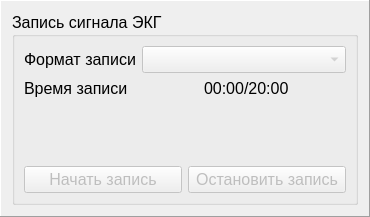
Qt form resources/frm_online_control_recording.ui (mcsltd/mcs-inRat-monitor) before a commit.
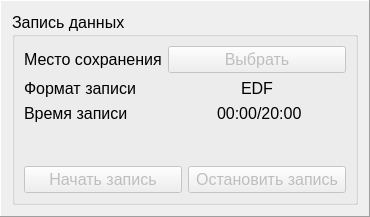
The same form after that commit.

Commit message: feat: select path to save

Diff of the .ui file:
```diff
--- a/resources/frm_online_control_recording.ui
+++ b/resources/frm_online_control_recording.ui
@@ -40,14 +40,14 @@
       </font>
      </property>
      <property name="title">
-      <string>Запись сигнала ЭКГ</string>
+      <string>Запись данных</string>
      </property>
      <layout class="QGridLayout" name="gridLayout">
       <item row="0" column="0">
        <layout class="QVBoxLayout" name="verticalLayout">
         <item>
          <layout class="QFormLayout" name="formLayout">
-          <item row="0" column="0">
+          <item row="1" column="0">
            <widget class="QLabel" name="labelFormat">
             <property name="font">
              <font>
@@ -59,25 +59,7 @@
             </property>
            </widget>
           </item>
-          <item row="0" column="1">
-           <widget class="QComboBox" name="comboBoxFormat">
-            <property name="enabled">
-             <bool>false</bool>
-            </property>
-            <property name="sizePolicy">
-             <sizepolicy hsizetype="Preferred" vsizetype="Minimum">
-              <horstretch>0</horstretch>
-              <verstretch>0</verstretch>
-             </sizepolicy>
-            </property>
-            <property name="font">
-             <font>
-              <pointsize>12</pointsize>
-             </font>
-            </property>
-           </widget>
-          </item>
-          <item row="1" column="0">
+          <item row="2" column="0">
            <widget class="QLabel" name="labelTime">
             <property name="font">
              <font>
@@ -89,7 +71,7 @@
             </property>
            </widget>
           </item>
-          <item row="1" column="1">
+          <item row="2" column="1">
            <layout class="QHBoxLayout" name="horizontalLayout_2">
             <property name="spacing">
              <number>0</number>
@@ -113,6 +95,33 @@
             </item>
            </layout>
           </item>
+          <item row="1" column="1">
+           <widget class="QLabel" name="labelFormatValue">
+            <property name="text">
+             <string>EDF</string>
+            </property>
+            <property name="alignment">
+             <set>Qt::AlignmentFlag::AlignCenter</set>
+            </property>
+           </widget>
+          </item>
+          <item row="0" column="0">
+           <widget class="QLabel" name="label_2">
+            <property name="text">
+             <string>Место сохранения</string>
+            </property>
+           </widget>
+          </item>
+          <item row="0" column="1">
+           <widget class="QPushButton" name="pushButtonSelectSaveDir">
+            <property name="enabled">
+             <bool>false</bool>
+            </property>
+            <property name="text">
+             <string>Выбрать</string>
+            </property>
+           </widget>
+          </item>
          </layout>
         </item>
         <item>
```
The commit also changes 3 other files.
